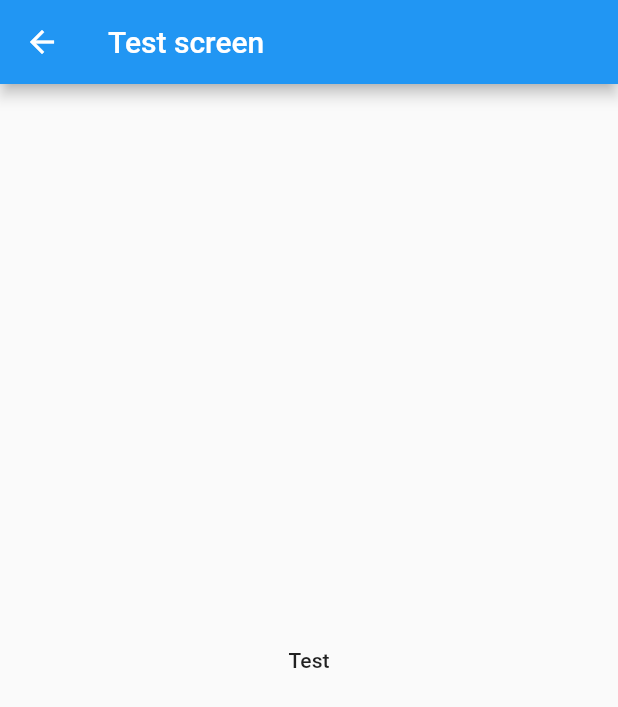
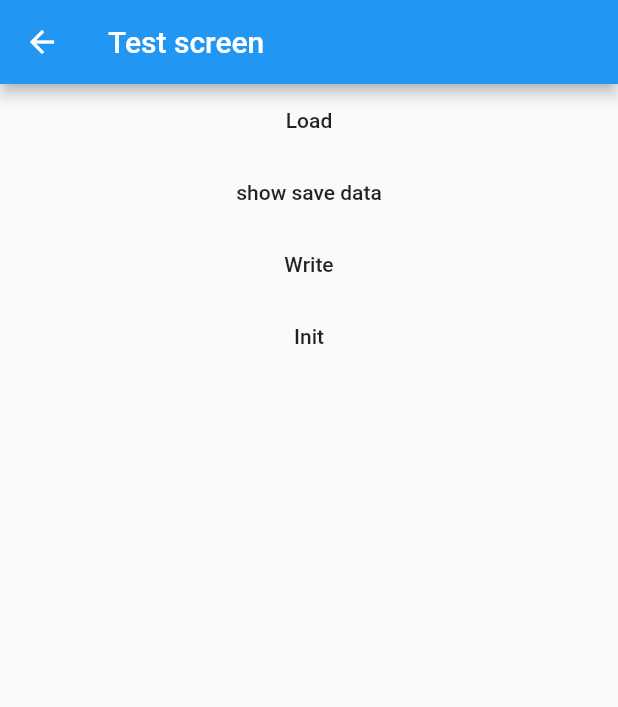
Before and after one commit to Bechet/peggy_pendu, a Flutter app: the Test screen opened by its route, on a phone screen of 412 x 824 dp. Shown: the top 707 px of the screen. Run offline on Flutter 3.47's test engine with Material 2 defaults, Android fonts, the phone set to English and light mode, and no system bars; our stand-ins replace csv, diacritic.

Commit message:
Adding SaveManager as test + clean

```diff
--- /dev/null
+++ b/lib/beans/saveDataBean.dart
@@ -0,0 +1,8 @@
+import 'package:peggy_pendu/beans/penduBean.dart';
+
+class SaveDataBean {
+  PenduBean penduBean;
+  int clearTime;
+
+  SaveDataBean({this.penduBean, this.clearTime});
+}
--- a/lib/screens/credit.dart
+++ b/lib/screens/credit.dart
@@ -8,8 +8,7 @@ class Credit extends StatelessWidget {
       appBar: AppBar(
         title: Text("Credit"),
       ),
-      body:
-      Center(
+      body: Center(
         child: Text(Constant.comingSoon),
       ),
     );
--- a/lib/screens/home.dart
+++ b/lib/screens/home.dart
@@ -1,4 +1,3 @@
-
 import 'package:flutter/material.dart';
 import 'package:peggy_pendu/utils/Constant.dart';
 
@@ -11,8 +10,7 @@ class Home extends StatelessWidget {
         centerTitle: true,
         backgroundColor: Colors.red,
       ),
-      body:
-      Center(
+      body: Center(
         child: Column(
           mainAxisAlignment: MainAxisAlignment.spaceEvenly,
           children: <Widget>[
--- a/lib/screens/listword.dart
+++ b/lib/screens/listword.dart
@@ -1,7 +1,7 @@
 import 'package:flutter/material.dart';
 import 'package:peggy_pendu/beans/penduBean.dart';
 import 'package:peggy_pendu/utils/Constant.dart';
-import 'package:peggy_pendu/utils/StringUtils.dart';
+import 'package:peggy_pendu/utils/stringUtils.dart';
 import 'package:peggy_pendu/utils/randomUtils.dart';
 
 class ListWord extends StatefulWidget {
--- a/lib/screens/loading.dart
+++ b/lib/screens/loading.dart
@@ -5,6 +5,4 @@ class Loading extends StatelessWidget {
   Widget build(BuildContext context) {
     return Container();
   }
-
-
 }
--- a/lib/screens/option.dart
+++ b/lib/screens/option.dart
@@ -8,8 +8,7 @@ class Option extends StatelessWidget {
       appBar: AppBar(
         title: Text("Option"),
       ),
-      body:
-      Center(
+      body: Center(
         child: Text(Constant.comingSoon),
       ),
     );
--- a/lib/screens/test.dart
+++ b/lib/screens/test.dart
@@ -1,5 +1,10 @@
 import 'package:flutter/material.dart';
 import 'file:///C:/Users/Leo/AndroidStudioProjects/peggy_pendu/lib/utils/managers/csvManager.dart';
+import 'package:peggy_pendu/beans/penduBean.dart';
+import 'package:peggy_pendu/beans/saveDataBean.dart';
+import 'package:peggy_pendu/utils/Constant.dart';
+import 'package:peggy_pendu/utils/managers/saveManager.dart';
+import 'package:peggy_pendu/utils/randomUtils.dart';
 
 class Test extends StatefulWidget {
   @override
@@ -7,6 +12,48 @@ class Test extends StatefulWidget {
 }
 
 class _TestState extends State<Test> {
+  List<PenduBean> listPenduBean;
+  List<SaveDataBean> listSaveDataBean;
+  SaveManager saveManager;
+
+  @override
+  initState() {
+    super.initState();
+    saveManager = SaveManager(fileName: "Test.csv");
+    listPenduBean = [
+      new PenduBean(
+          frenchWord: Constant.RANDOM,
+          frenchDefinition: "This is the definition of the word",
+          japaneseWord: "テスト",
+          category1: "random"),
+      new PenduBean(
+          frenchWord: "chat",
+          frenchDefinition: "This is the definition of the word",
+          japaneseWord: "テスト",
+          category1: "Animal"),
+      new PenduBean(
+          frenchWord: "Cuillère",
+          frenchDefinition: "This is the definition of the 'another' word",
+          japaneseWord: "テスト2",
+          category1: "Arthur ! Arthur !!"),
+      new PenduBean(
+          frenchWord: "terme avec espace",
+          frenchDefinition: "This is the definition of the word",
+          japaneseWord: "",
+          category1: "Terme avec espace"),
+      new PenduBean(
+          frenchWord: "terme'avec'apostrophes",
+          frenchDefinition: "This is the definition of the composed word",
+          japaneseWord: "テスト テスト ",
+          category1: "terme'avec'apostrophes"),
+      new PenduBean(
+          frenchWord: "çàéïè",
+          frenchDefinition: "This is the definition of the composed word",
+          japaneseWord: "テスト テスト ",
+          category1: "çàéïè"),
+    ];
+  }
+
   @override
   Widget build(BuildContext context) {
     return Scaffold(
@@ -15,19 +62,63 @@ class _TestState extends State<Test> {
       ),
       body: Center(
         child: Container(
-          child: MaterialButton(
-            onPressed: _onButtonPressed,
-            child: Text("Test"),
+          child: Column(
+            children: <Widget>[
+              MaterialButton(
+                onPressed: _onLoadButtonPressed,
+                child: Text("Load"),
+              ),
+              MaterialButton(
+                onPressed: _onShowButtonPressed,
+                child: Text("show save data"),
+              ),
+              MaterialButton(
+                onPressed: _onWriteButtonPressed,
+                child: Text("Write"),
+              ),
+              MaterialButton(
+                onPressed: _onInitButtonPressed,
+                child: Text("Init"),
+              ),
+            ],
           ),
         ),
       ),
     );
   }
 
-  Future<void> _onButtonPressed() async {
-    print("Test");
-    CsvManager csvManager = CsvManager();
-    await csvManager.convertWordCsvFileAsListPenduBean();
-    print("Test");
+  // Future<void> _onButtonPressed() async {
+  //   print("Test");
+  //   CsvManager csvManager = CsvManager();
+  //   await csvManager.convertWordCsvFileAsListPenduBean();
+  //   print("Test");
+  // }
+
+  Future<void> _onLoadButtonPressed() async {
+    print("Test _onLoadButtonPressed");
+    listSaveDataBean = await saveManager.readSaveData();
+    print("End _onLoadButtonPressed");
+  }
+
+  Future<void> _onShowButtonPressed() async {
+    print("Test _onShowButtonPressed");
+    print(listSaveDataBean);
+    print("End _onShowButtonPressed");
+  }
+
+  Future<void> _onWriteButtonPressed() async {
+    print("Test _onWriteButtonPressed");
+    final SaveDataBean saveDataBean = SaveDataBean(
+        penduBean: listPenduBean[RandomUtils.randomInt(listPenduBean.length)],
+        clearTime: RandomUtils.randomInt(3));
+    print(saveDataBean);
+    saveManager.updateSaveData(saveDataBean);
+    print("End _onWriteButtonPressed");
+  }
+
+  Future<void> _onInitButtonPressed() async {
+    print("Test _onInitButtonPressed");
+    saveManager.writeSaveData([]);
+    print("End _onInitButtonPressed");
   }
 }
--- a/lib/utils/Constant.dart
+++ b/lib/utils/Constant.dart
@@ -16,6 +16,8 @@ class Constant {
   static const UNDERSCORE = "_";
   static const SPACE=" ";
   static const APOSTROPHE="'";
+  static const String CVS_SPLITTER = ';';
+  static const String LINE_BREAK = '\n';
 
   static const List<String> LIST_KEYBOARD_A_TO_M=["A","B","C","D","E","F","G","H","I","J","K","L","M"];
   static const List<String> LIST_KEYBOARD_N_TO_Z=["N","O","P","Q","R","S","T","U","V","W","X","Y","Z"];
--- a/lib/utils/PenduUtils.dart
+++ b/lib/utils/PenduUtils.dart
@@ -1,16 +1,37 @@
-import 'package:peggy_pendu/utils/StringUtils.dart';
+import 'package:peggy_pendu/beans/penduBean.dart';
+import 'package:peggy_pendu/utils/stringUtils.dart';
 
 import 'Constant.dart';
 
 class PenduUtils {
-  static int calculateRemainingChance(String wordToFind, List<String> listOfCharacter) {
-  int result = 0;
-  final String loweredAndAlphabeticalWord = StringUtils.uppercaseAndReplaceWithAlphabetical(wordToFind);
-  for (String character in listOfCharacter) {
-    if (!loweredAndAlphabeticalWord.contains(character) && !Constant.LIST_DEFAULT_CHARACTER_EXCEPTION.contains(character)) {
-      result++;
+  static int calculateRemainingChance(
+      String wordToFind, List<String> listOfCharacter) {
+    int result = 0;
+    final String loweredAndAlphabeticalWord =
+        StringUtils.uppercaseAndReplaceWithAlphabetical(wordToFind);
+    for (String character in listOfCharacter) {
+      if (!loweredAndAlphabeticalWord.contains(character) &&
+          !Constant.LIST_DEFAULT_CHARACTER_EXCEPTION.contains(character)) {
+        result++;
+      }
     }
+    return Constant.MAX_CHANCE - result;
   }
-  return Constant.MAX_CHANCE - result;
+
+  static String convertBeanIntoCsvLine(PenduBean penduBean) {
+    StringBuffer sb = StringBuffer();
+    sb.write(penduBean.article);
+    sb.write(Constant.CVS_SPLITTER);
+    sb.write(penduBean.frenchWord);
+    sb.write(Constant.CVS_SPLITTER);
+    sb.write(penduBean.level);
+    sb.write(Constant.CVS_SPLITTER);
+    sb.write(penduBean.category1);
+    sb.write(Constant.CVS_SPLITTER);
+    sb.write(penduBean.category2);
+    sb.write(Constant.CVS_SPLITTER);
+    sb.write(penduBean.japaneseWord);
+    sb.write(Constant.CVS_SPLITTER);
+    return sb.toString();
   }
 }
--- a/lib/utils/managers/csvManager.dart
+++ b/lib/utils/managers/csvManager.dart
@@ -9,7 +9,7 @@ class CsvManager {
   /// Reads pendu words csv file and converts into List of PenduBean
   Future<List<PenduBean>> convertWordCsvFileAsListPenduBean() async {
     final rootBundleLoadString = await rootBundle.loadString(Constant.PATH_WORDS_CSV_FILE);
-    List<List<dynamic>> rowsAsListOfValues = const CsvToListConverter(eol: '\n', fieldDelimiter: ";").convert(rootBundleLoadString);
+    List<List<dynamic>> rowsAsListOfValues = const CsvToListConverter(eol: Constant.LINE_BREAK, fieldDelimiter: Constant.CVS_SPLITTER).convert(rootBundleLoadString);
     List<PenduBean> listPenduBeans = PenduBeanMapper.convertListListDynamicIntoListBeans(rowsAsListOfValues);
     print(listPenduBeans);
     return listPenduBeans;
--- a/lib/utils/randomUtils.dart
+++ b/lib/utils/randomUtils.dart
@@ -1,4 +1,3 @@
-
 import 'dart:math';
 
 class RandomUtils {
@@ -10,7 +9,7 @@ class RandomUtils {
 
   static int randomIntMinMax(int min, int max) {
     int result = random.nextInt(max);
-    while(result <= min) {
+    while (result <= min) {
       result = random.nextInt(max);
     }
     return result;
--- /dev/null
+++ b/lib/utils/saveDataUtils.dart
@@ -0,0 +1,13 @@
+import 'package:peggy_pendu/beans/saveDataBean.dart';
+import 'package:peggy_pendu/utils/Constant.dart';
+import 'package:peggy_pendu/utils/PenduUtils.dart';
+
+class SaveDataUtils {
+  static String convertBeanIntoCsvLine(SaveDataBean saveDataBean) {
+    StringBuffer sb = StringBuffer();
+    sb.write(PenduUtils.convertBeanIntoCsvLine(saveDataBean.penduBean));
+    sb.write(Constant.CVS_SPLITTER);
+    sb.write(saveDataBean.clearTime);
+    return sb.toString();
+  }
+}
--- a/pubspec.yaml
+++ b/pubspec.yaml
@@ -29,8 +29,8 @@ dependencies:
   # Use with the CupertinoIcons class for iOS style icons.
   cupertino_icons: ^0.1.3
   diacritic: ^0.1.0
-  csv_reader: ^1.0.2
   csv: ^4.0.0
+  path_provider: ^1.6.0
 
 dev_dependencies:
   flutter_test:
```
Also changed, not shown: lib/beans/penduBean.dart (+8 -1 lines), lib/screens/game.dart (+15 -13 lines), lib/utils/managers/saveManager.dart (added, +86 -0 lines), lib/utils/stringUtils.dart (renamed from lib/utils/StringUtils.dart, +7 -8 lines), lib/beans/levelBean.dart (line endings or trailing spaces), pubspec.lock.
